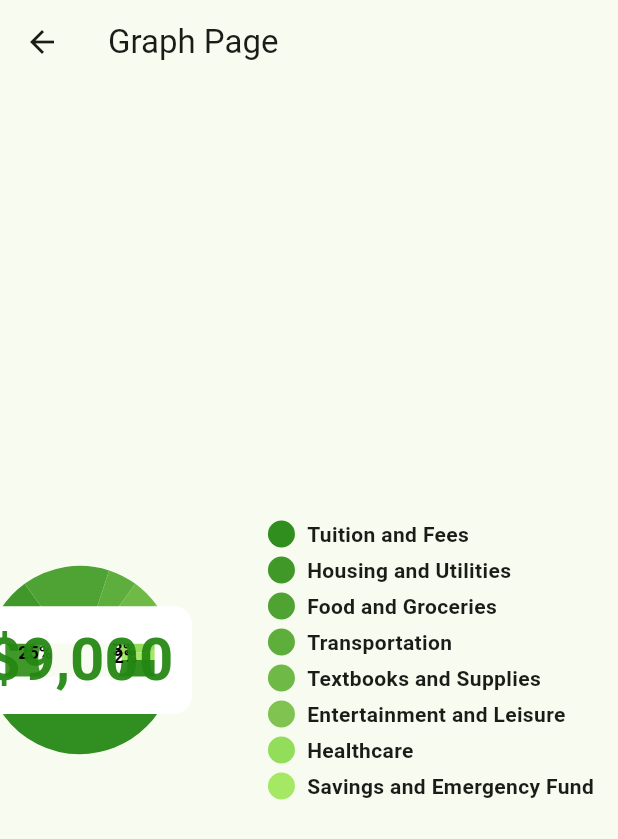
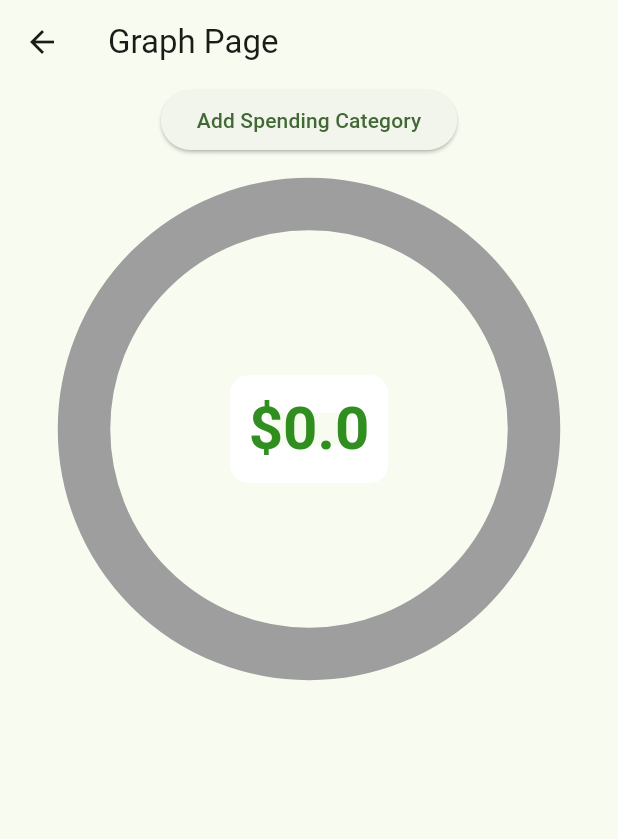
Before and after one commit to wcturnbull/FinanceFriend, a Flutter app: the GraphPage screen opened directly, on a phone screen of 412 x 824 dp. Shown: the top 839 px of the screen. Run offline on Flutter 3.47's test engine with Material 2 defaults, Android fonts, the phone set to English and light mode, and no system bars; drawn by our look-alikes of pie_chart; our stand-ins replace flutter_form_builder; missing offline and left inert: dart:html.

Commit message:
Updated graph_page to update with an input

```diff
--- a/lib/graph_page.dart
+++ b/lib/graph_page.dart
@@ -7,16 +7,35 @@ class GraphPage extends StatefulWidget {
 }
 
 class _GraphPageState extends State<GraphPage> {
-  Map<String, double> dataMap1 = {
-    "Tuition and Fees": 40,
-    "Housing and Utilities": 25,
-    "Food and Groceries": 15,
-    "Transportation": 5,
-    "Textbooks and Supplies": 5,
-    "Entertainment and Leisure": 5,
-    "Healthcare": 3,
-    "Savings and Emergency Fund": 2
+  late TextEditingController controller;
+  final GlobalKey<ScaffoldState> scaffoldKey = GlobalKey<ScaffoldState>();
+  String actualCategory = "";
+  bool values_added = false;
+
+  String selectedCategory = "Select Category";
+  bool isFormValid = false; // Initialize with a default category
+
+  Map<String, double> budgetMap = {
+    "Housing": 0,
+    "Utilities": 0,
+    "Food": 0,
+    "Transportation": 0,
+    "Entertainment": 0,
+    "Investments": 0,
+    "Debt Payments": 0
   };
+
+  @override
+  void initState() {
+    super.initState();
+    controller = TextEditingController();
+  }
+
+  @override
+  void dispose() {
+    controller.dispose();
+    super.dispose();
+  }
 
   final Color color =
       Color(int.parse("#248712".substring(1, 7), radix: 16) + 0xFF0000000);
@@ -32,24 +51,44 @@ class _GraphPageState extends State<GraphPage> {
     Color(int.parse("#A0E75A".substring(1, 7), radix: 16) + 0xFF0000000),
   ];
 
-  // GraphPage({super.key});
-
   @override
   Widget build(BuildContext context) {
     return Scaffold(
+      key: scaffoldKey,
       appBar: AppBar(
         title: const Text('Graph Page'),
       ),
-      body: Center(
-        child: PieChart(
-          dataMap: dataMap1,
+      body: Column(
+        children: <Widget>[
+          Builder(
+            builder: (BuildContext context) {
+              return ElevatedButton(
+                onPressed: () async {
+                  final resp = await openPopup();
+                  if (resp == null || resp.isEmpty) return;
+                  print(resp);
+                  setState(() {
+                    budgetMap.addAll({actualCategory: double.parse(resp)});
+                    values_added =
+                        true; // Set values_added to true when anything is added
+                  });
+                  print(budgetMap);
+                },
+                child: Text("Add Spending Category"),
+              );
+            },
+          ),
+          SizedBox(height: 24),
+          PieChart(
+            key: UniqueKey(), // Add a unique key to the PieChart widget
+            dataMap: budgetMap,
             animationDuration: const Duration(milliseconds: 800),
             chartLegendSpacing: 80,
             chartRadius: 300,
             initialAngleInDegree: 0,
             chartType: ChartType.ring,
             ringStrokeWidth: 35,
-          centerText: "\$9,000",
+            centerText: "\$" + getTotalBudget(budgetMap).toString(),
             centerTextStyle: TextStyle(
               color: color,
               fontWeight: FontWeight.bold,
@@ -58,18 +97,99 @@ class _GraphPageState extends State<GraphPage> {
                 ..strokeWidth = 25.0
                 ..color = Colors.white
                 ..style = PaintingStyle.stroke
-                ..strokeJoin = StrokeJoin.round),
-          chartValuesOptions: const ChartValuesOptions(
+                ..strokeJoin = StrokeJoin.round,
+            ),
+            chartValuesOptions: ChartValuesOptions(
               showChartValueBackground: false,
-            showChartValues: true,
+              showChartValues:
+                  values_added, // Show values when anything is added
               showChartValuesInPercentage: true,
-            // showChartValuesOutside: true,
               decimalPlaces: 0,
             ),
+            legendOptions: values_added
+                ? LegendOptions(
+                    showLegends: true,
+                    legendPosition: LegendPosition.right,
+                    legendTextStyle: TextStyle(
+                      fontWeight: FontWeight.bold,
+                      fontSize: 14,
+                    ),
+                  )
+                : LegendOptions(
+                    showLegends: false), // Hide legends when nothing is added
             baseChartColor: Colors.white,
             colorList: colorList,
           ),
+        ],
       ),
     );
   }
+
+  Future<String?> openPopup() => showDialog<String>(
+        context: scaffoldKey.currentContext!,
+        builder: (context) {
+          return AlertDialog(
+            title: const Text("Enter Expense:"),
+            content: Column(
+              mainAxisSize: MainAxisSize.min,
+              children: [
+                DropdownButtonFormField<String>(
+                  value: selectedCategory,
+                  items: [
+                    "Select Category",
+                    "Housing",
+                    "Utilities",
+                    "Food",
+                    "Transportation",
+                    "Entertainment",
+                    "Investments",
+                    "Debt Payments"
+                  ].map((String value) {
+                    return DropdownMenuItem<String>(
+                      value: value,
+                      child: Text(value),
+                    );
+                  }).toList(),
+                  onChanged: (String? newValue) {
+                    setState(() {
+                      selectedCategory = newValue!;
+                      isFormValid =
+                          newValue != "Select Category"; // Update form validity
+                    });
+                  },
+                ),
+                SizedBox(height: 10), // Add some spacing
+                TextField(
+                  autofocus: true,
+                  decoration: const InputDecoration(
+                    hintText: 'Enter your expense amount (i.e. \$25)',
+                  ),
+                  controller: controller,
+                ),
+              ],
+            ),
+            actions: [
+              TextButton(onPressed: submit, child: const Text("Submit"))
+            ],
+          );
+        },
+      );
+
+  void submit() {
+    actualCategory = selectedCategory;
+    if (selectedCategory != "Select Category") {
+      budgetMap.addAll({selectedCategory: double.parse(controller.text)});
+      values_added = true; // Set values_added to true when anything is added
+      Navigator.of(context).pop(controller.text);
+      selectedCategory = "Select Category";
     }
+    controller.clear();
+  }
+
+  double getTotalBudget(Map<String, double> budgetMap) {
+    return budgetMap.values.fold(0,
+        (double previousValue, double currentValue) {
+      return previousValue + currentValue;
+    });
+  }
+}
```
Lines whose indentation alone changed are shown as unchanged.
